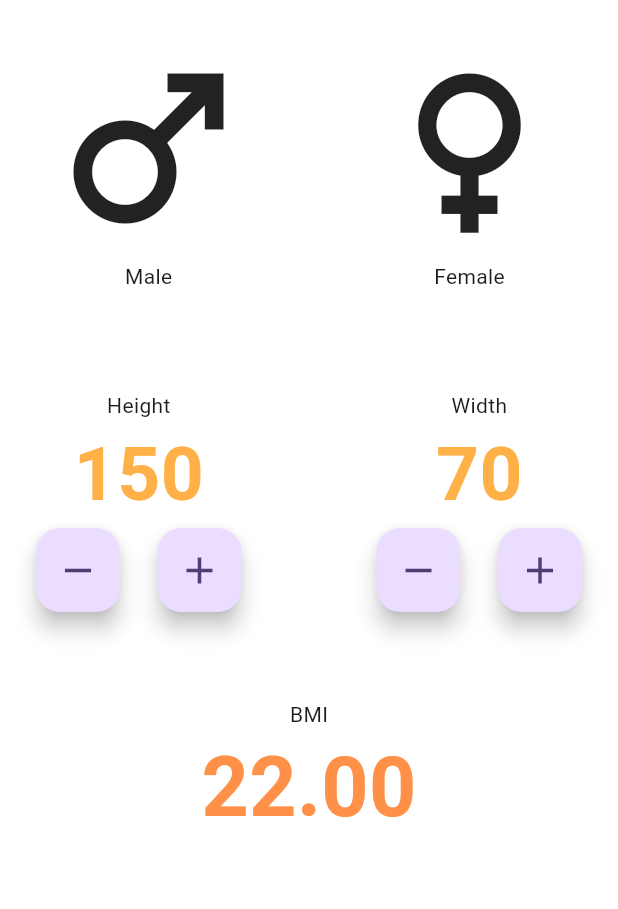
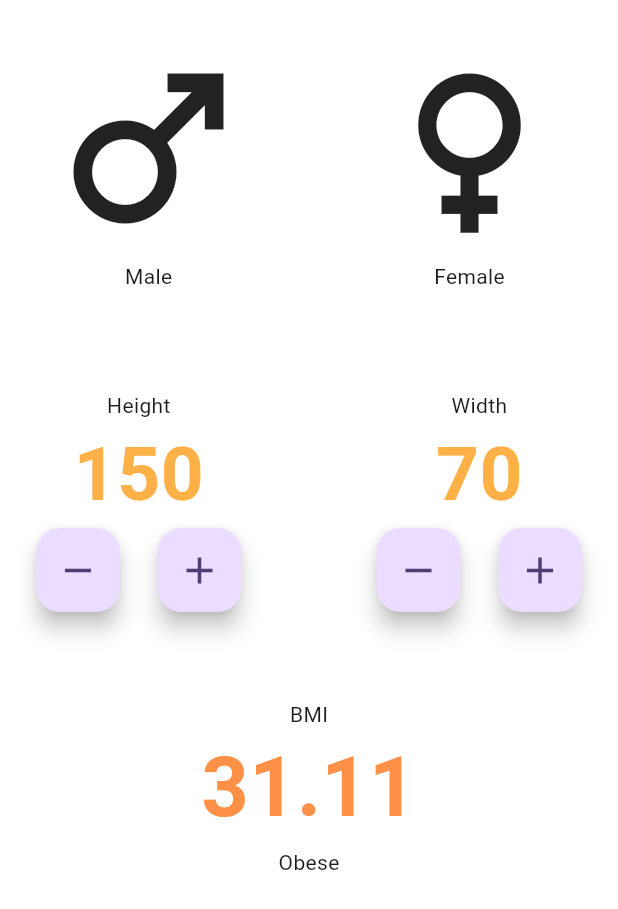
Before and after one commit to manojtharindu11/bmicalculator, a Flutter app: the screen it shows after launch, after a tap on the "remove" icon, after a tap on the "add" icon, on a phone screen of 412 x 824 dp. Shown: the top 909 px of the screen. Run offline on Flutter 3.47's test engine with Material 2 defaults, Android fonts, the phone set to English and light mode, and no system bars.

Commit message:
create function to calculate bmi

```diff
--- a/lib/main_page.dart
+++ b/lib/main_page.dart
@@ -12,6 +12,7 @@ class MainPage extends StatefulWidget {
 class _MainPageState extends State<MainPage> {
   int height = 150;
   int weight = 70;
+  late double bmi = calculateBMI(height: height, weight: weight);
 
   @override
   Widget build(BuildContext context) {
@@ -67,6 +68,8 @@ class _MainPageState extends State<MainPage> {
                             onPressed: () {
                               setState(() {
                                 if (height > 50) height--;
+                                bmi = calculateBMI(
+                                    height: height, weight: weight);
                               });
                               print("height:$height");
                             },
@@ -82,6 +85,8 @@ class _MainPageState extends State<MainPage> {
                             onPressed: () {
                               setState(() {
                                 if (height < 220) height++;
+                                bmi = calculateBMI(
+                                    height: height, weight: weight);
                               });
                               print("height:$height");
                             },
@@ -108,6 +113,8 @@ class _MainPageState extends State<MainPage> {
                             onPressed: () {
                               setState(() {
                                 if (weight > 35) weight--;
+                                bmi = calculateBMI(
+                                    height: height, weight: weight);
                               });
                               print("Weight:$weight");
                             },
@@ -123,6 +130,8 @@ class _MainPageState extends State<MainPage> {
                             onPressed: () {
                               setState(() {
                                 if (weight < 300) weight++;
+                                bmi = calculateBMI(
+                                    height: height, weight: weight);
                               });
                               print("Weight:$weight");
                             },
@@ -145,10 +154,11 @@ class _MainPageState extends State<MainPage> {
               children: [
                 Text("BMI"),
                 Text(
-                  "22.00",
+                  bmi.toStringAsFixed(2),
                   style: kInputLabelColor.copyWith(
                       color: kOutputTextColor, fontSize: 55),
-                )
+                ),
+                Text(bmiCategory(bmi))
               ],
             )
           ]),
@@ -157,7 +167,19 @@ class _MainPageState extends State<MainPage> {
     );
   }
 
-  void onHeightMinus() {
-    print("h");
+  double calculateBMI({required int height, required int weight}) {
+    return weight / (height * height) * 10000;
+  }
+
+  String bmiCategory(double bmi) {
+    if (bmi < 18.5) {
+      return "Underweight";
+    } else if (bmi >= 18.5 && bmi < 24.9) {
+      return "Normal";
+    } else if (bmi >= 24.9 && bmi < 29.9) {
+      return "Overweight";
+    } else {
+      return "Obese";
+    }
   }
 }
```
